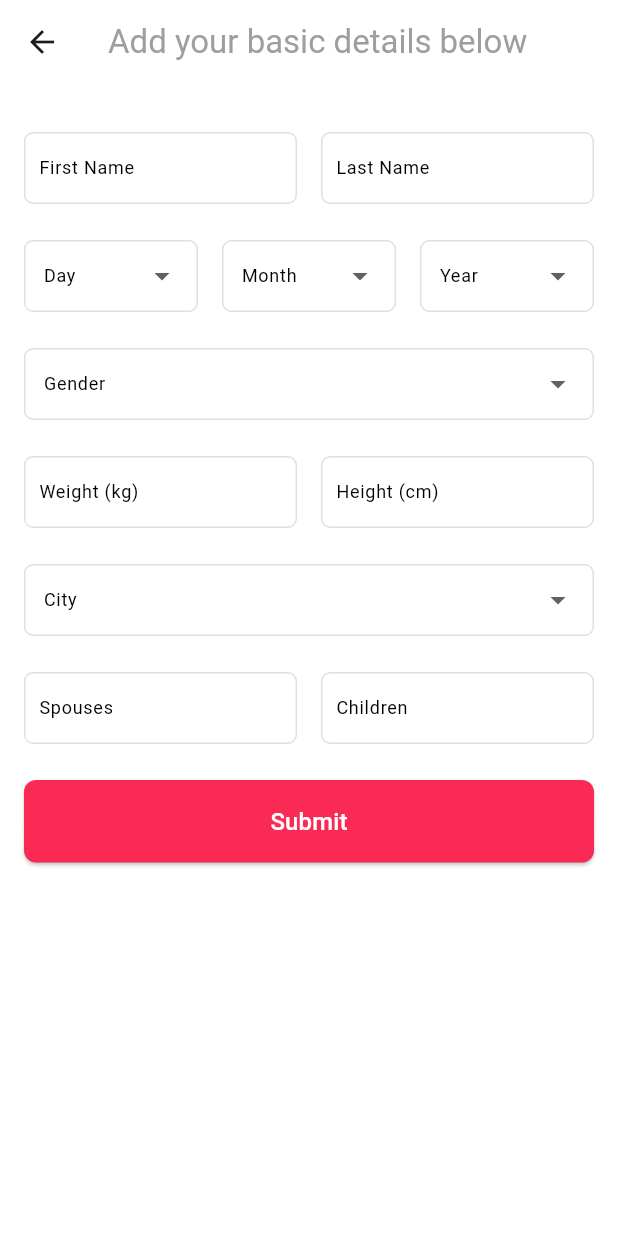
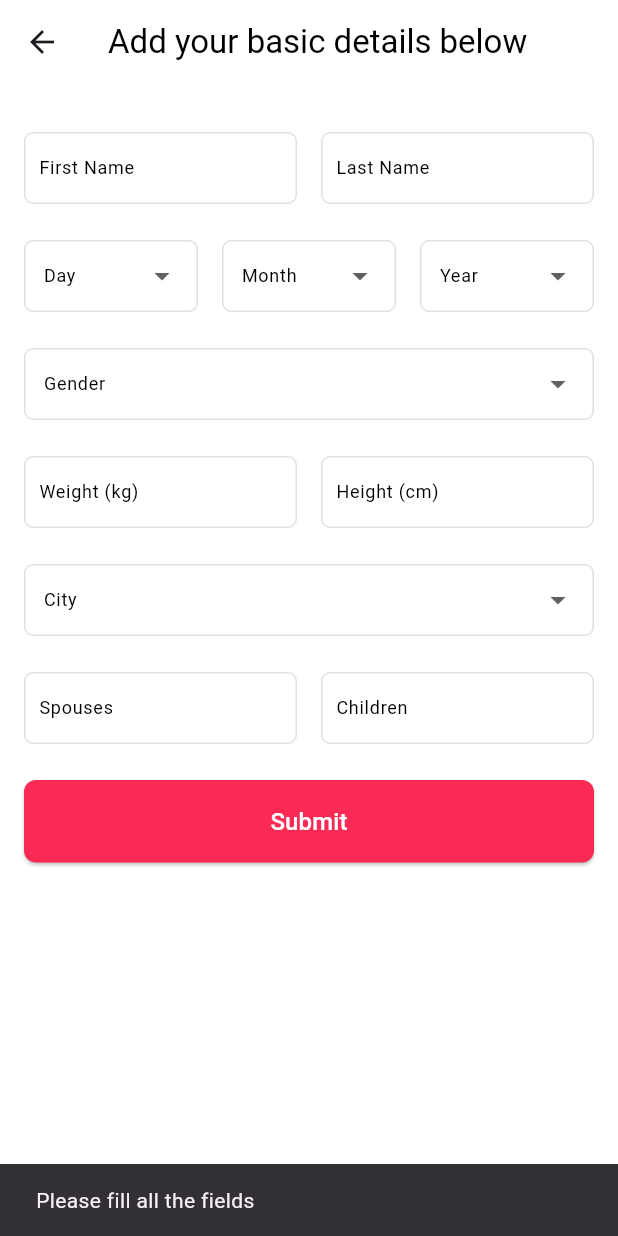
Before and after one commit to Hydra-Bolt/RishtaApp, a Flutter app: the UserForm screen opened by its route, after a tap on "Submit", on a phone screen of 412 x 824 dp. Run offline on Flutter 3.47's test engine with Material 3 defaults, Android fonts, the phone set to English and light mode, and no system bars; our stand-ins replace supabase, supabase_flutter; accounts and stored records are empty.

```diff
--- a/lib/pages/user_info_form.dart
+++ b/lib/pages/user_info_form.dart
@@ -1,7 +1,9 @@
 import 'package:flutter/material.dart';
+import 'package:supabase/supabase.dart';
 import 'package:supabase_auth/components/my_drop_down.dart';
 import 'package:supabase_auth/components/my_form_field.dart';
 import 'package:supabase_auth/components/my_scaffold.dart';
+import 'package:supabase_auth/main.dart';
 import 'package:supabase_auth/utils/colors.dart';
 
 class UserForm extends StatefulWidget {
@@ -61,13 +63,68 @@ class _UserFormState extends State<UserForm> {
 
   final List<String> genders = ['Male', 'Female', 'Other'];
 
+  Future<void> _submit() async {
+    final String firstName = firstNameController.text.trim();
+    final String lastName = lastNameController.text.trim();
+    final int? weight = int.tryParse(weightController.text);
+    final int? height = int.tryParse(heightController.text);
+    final int? spouses = int.tryParse(spousesController.text);
+    final int? children = int.tryParse(childrenController.text);
+
+    if (firstName.isEmpty ||
+        lastName.isEmpty ||
+        weight == null ||
+        height == null ||
+        selectedDay == null ||
+        selectedMonth == null ||
+        selectedYear == null ||
+        selectedGender == null ||
+        selectedCity == null) {
+      ScaffoldMessenger.of(context).showSnackBar(
+        const SnackBar(content: Text('Please fill all the fields')),
+      );
+      return;
+    }
+
+    final String dob = '$selectedYear-$selectedMonth-$selectedDay';
+
+    try {
+      final response = await supabase.from('users').insert({
+        'uid': supabase.auth.currentUser!.id,
+        'name': firstName + lastName,
+        'weight': weight,
+        'height': height,
+        'dob': dob,
+        'gender': selectedGender,
+        'city': selectedCity,
+        'spouse': spouses ?? 0,
+        'kids': children ?? 0,
+      });
+
+      if (response.error == null) {
+        ScaffoldMessenger.of(context).showSnackBar(
+            const SnackBar(content: Text('User data saved successfully!')));
+        Navigator.of(context).pushReplacementNamed('/home');
+      } else {
+        ScaffoldMessenger.of(context).showSnackBar(
+            SnackBar(content: Text('Error: ${response.error!.message}')));
+      }
+    } on AuthException catch (e) {
+      ScaffoldMessenger.of(context)
+          .showSnackBar(SnackBar(content: Text(e.message)));
+    } on PostgrestException catch (e) {
+      ScaffoldMessenger.of(context)
+          .showSnackBar(SnackBar(content: Text(e.message)));
+    }
+  }
+
   @override
   Widget build(BuildContext context) {
     return MyScaffold(
       appBar: AppBar(
-        title: Text(
+        title: const Text(
           "Add your basic details below",
-          style: TextStyle(color: AppColors.grey),
+          style: TextStyle(color: Colors.black),
         ),
       ),
       body: SingleChildScrollView(
@@ -75,7 +132,7 @@ class _UserFormState extends State<UserForm> {
         child: Column(
           crossAxisAlignment: CrossAxisAlignment.stretch,
           children: [
-            SizedBox(height: 16.0),
+            const SizedBox(height: 16.0),
             Row(
               children: [
                 Expanded(
@@ -85,7 +142,7 @@ class _UserFormState extends State<UserForm> {
                     enabled: true,
                   ),
                 ),
-                SizedBox(width: 16.0),
+                const SizedBox(width: 16.0),
                 Expanded(
                   child: CustomTextFormField(
                     label: "Last Name",
@@ -95,7 +152,7 @@ class _UserFormState extends State<UserForm> {
                 ),
               ],
             ),
-            SizedBox(height: 24.0),
+            const SizedBox(height: 24.0),
             Row(
               children: [
                 Expanded(
@@ -110,7 +167,7 @@ class _UserFormState extends State<UserForm> {
                     },
                   ),
                 ),
-                SizedBox(width: 16.0),
+                const SizedBox(width: 16.0),
                 Expanded(
                   child: CustomDropdownFormField(
                     label: "Month",
@@ -123,7 +180,7 @@ class _UserFormState extends State<UserForm> {
                     },
                   ),
                 ),
-                SizedBox(width: 16.0),
+                const SizedBox(width: 16.0),
                 Expanded(
                   child: CustomDropdownFormField(
                     label: "Year",
@@ -138,7 +195,7 @@ class _UserFormState extends State<UserForm> {
                 ),
               ],
             ),
-            SizedBox(height: 24.0),
+            const SizedBox(height: 24.0),
             CustomDropdownFormField(
               label: "Gender",
               value: selectedGender,
@@ -149,7 +206,7 @@ class _UserFormState extends State<UserForm> {
                 });
               },
             ),
-            SizedBox(height: 24.0),
+            const SizedBox(height: 24.0),
             Row(
               children: [
                 Expanded(
@@ -159,7 +216,7 @@ class _UserFormState extends State<UserForm> {
                     enabled: true,
                   ),
                 ),
-                SizedBox(width: 16.0),
+                const SizedBox(width: 16.0),
                 Expanded(
                   child: CustomTextFormField(
                     label: "Height (cm)",
@@ -169,7 +226,7 @@ class _UserFormState extends State<UserForm> {
                 ),
               ],
             ),
-            SizedBox(height: 24.0),
+            const SizedBox(height: 24.0),
             CustomDropdownFormField(
               label: "City",
               value: selectedCity,
@@ -180,7 +237,7 @@ class _UserFormState extends State<UserForm> {
                 });
               },
             ),
-            SizedBox(height: 24.0),
+            const SizedBox(height: 24.0),
             Row(
               children: [
                 Expanded(
@@ -190,7 +247,7 @@ class _UserFormState extends State<UserForm> {
                     enabled: true,
                   ),
                 ),
-                SizedBox(width: 16.0),
+                const SizedBox(width: 16.0),
                 Expanded(
                   child: CustomTextFormField(
                     label: "Children",
@@ -200,20 +257,18 @@ class _UserFormState extends State<UserForm> {
                 ),
               ],
             ),
-            SizedBox(height: 24.0),
+            const SizedBox(height: 24.0),
             ElevatedButton(
-              onPressed: () {
-                // Add your submit logic here
-              },
+              onPressed: _submit,
               style: ElevatedButton.styleFrom(
                 backgroundColor: AppColors
                     .mainColor, // Assuming AppColors.primary is defined
-                padding: EdgeInsets.symmetric(vertical: 16.0),
+                padding: const EdgeInsets.symmetric(vertical: 16.0),
                 shape: RoundedRectangleBorder(
                   borderRadius: BorderRadius.circular(8.0),
                 ),
               ),
-              child: Text(
+              child: const Text(
                 'Submit',
                 style: TextStyle(fontSize: 16.0, color: Colors.white),
               ),
```
